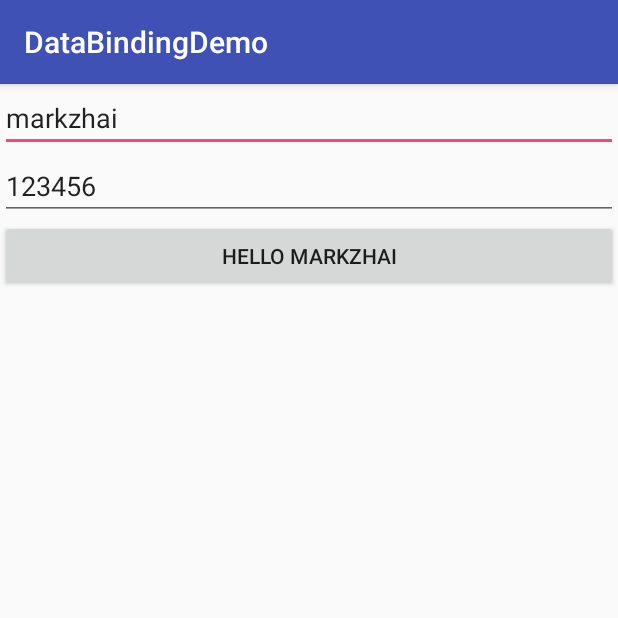
After one commit to qichanna/DataBindingDemo, an Android app: the TwoWayActivity screen opened directly, with no data from a screen before it, on a phone screen of 412 x 824 dp, the top half of it. The commit adds this screen. Run offline under Robolectric (Android 15) with nearby library versions, the phone set to English and light mode, and no system bars; our stand-ins replace data binding.

Commit message:
双向绑定加入

```diff
--- a/app/src/main/AndroidManifest.xml
+++ b/app/src/main/AndroidManifest.xml
@@ -16,7 +16,8 @@
                 <category android:name="android.intent.category.LAUNCHER" />
             </intent-filter>
         </activity>
-        <activity android:name=".ExpressionActivity"></activity>
+        <activity android:name=".ExpressionActivity" />
+        <activity android:name=".TwoWayActivity"></activity>
     </application>
 
 </manifest>
--- /dev/null
+++ b/app/src/main/java/com/liqi/databindingdemo/FormModel.java
@@ -0,0 +1,39 @@
+package com.liqi.databindingdemo;
+
+import android.databinding.BaseObservable;
+import android.databinding.Bindable;
+
+/**
+ * Created by liqi on 2017/4/29.
+ */
+
+public class FormModel extends BaseObservable {
+
+    private String mName;
+    private String mPassword;
+
+    public FormModel(String mName, String mPassword) {
+        this.mName = mName;
+        this.mPassword = mPassword;
+    }
+
+    @Bindable
+    public String getName() {
+        return mName;
+    }
+
+    public void setName(String mName) {
+        this.mName = mName;
+        notifyPropertyChanged(BR.name);
+    }
+
+    @Bindable
+    public String getPassword() {
+        return mPassword;
+    }
+
+    public void setPassword(String mPassword) {
+        this.mPassword = mPassword;
+        notifyPropertyChanged(BR.password);
+    }
+}
--- a/app/src/main/java/com/liqi/databindingdemo/MainActivity.java
+++ b/app/src/main/java/com/liqi/databindingdemo/MainActivity.java
@@ -62,4 +62,9 @@ public class MainActivity extends AppCompatActivity {
         Intent i = new Intent(this,ExpressionActivity.class);
         startActivity(i);
     }
+
+    public void intoTwoWay(View view){
+        Intent i = new Intent(this,TwoWayActivity.class);
+        startActivity(i);
+    }
 }
--- /dev/null
+++ b/app/src/main/java/com/liqi/databindingdemo/TwoWayActivity.java
@@ -0,0 +1,29 @@
+package com.liqi.databindingdemo;
+
+import android.databinding.DataBindingUtil;
+import android.databinding.Observable;
+import android.support.v7.app.AppCompatActivity;
+import android.os.Bundle;
+import android.widget.Toast;
+
+import com.liqi.databindingdemo.databinding.ActivityTwoWayBinding;
+
+public class TwoWayActivity extends AppCompatActivity {
+
+    ActivityTwoWayBinding mBinding;
+
+    @Override
+    protected void onCreate(Bundle savedInstanceState) {
+        super.onCreate(savedInstanceState);
+        mBinding = DataBindingUtil.setContentView(this,R.layout.activity_two_way);
+        FormModel model = new FormModel("markzhai","123456");
+        model.addOnPropertyChangedCallback(new Observable.OnPropertyChangedCallback() {
+            @Override
+            public void onPropertyChanged(Observable observable, int i) {
+                //i就是BR.XXX的int值
+                Toast.makeText(TwoWayActivity.this,String.valueOf(i),500).show();
+            }
+        });
+        mBinding.setModel(model);
+    }
+}
--- a/app/src/main/res/layout/activity_main.xml
+++ b/app/src/main/res/layout/activity_main.xml
@@ -14,6 +14,12 @@
     android:layout_width="match_parent"
     android:layout_height="match_parent"
     android:orientation="vertical">
+
+    <Button
+        android:layout_width="match_parent"
+        android:layout_height="wrap_content"
+        android:onClick="intoTwoWay"
+        android:text="TwoWayActivity"/>
 
     <Button
         android:layout_width="match_parent"
--- /dev/null
+++ b/app/src/main/res/layout/activity_two_way.xml
@@ -0,0 +1,32 @@
+<?xml version="1.0" encoding="utf-8"?>
+<layout xmlns:android="http://schemas.android.com/apk/res/android">
+    <data>
+        <variable
+            name="model"
+            type="com.liqi.databindingdemo.FormModel"/>
+    </data>
+
+    <LinearLayout
+        android:layout_width="match_parent"
+        android:layout_height="match_parent"
+        android:orientation="vertical">
+
+        <EditText
+            android:layout_width="match_parent"
+            android:layout_height="wrap_content"
+            android:inputType="textNoSuggestions"
+            android:text="@={model.name}"/>
+
+        <EditText
+            android:layout_width="match_parent"
+            android:layout_height="wrap_content"
+            android:inputType="textNoSuggestions"
+            android:text="@={model.password}"/>
+
+        <Button
+            android:layout_width="match_parent"
+            android:layout_height="wrap_content"
+            android:text="@{@string/welcome(model.name)}"/>
+
+    </LinearLayout>
+</layout>
--- a/app/src/main/res/values/strings.xml
+++ b/app/src/main/res/values/strings.xml
@@ -1,3 +1,4 @@
 <resources>
     <string name="app_name">DataBindingDemo</string>
+    <string name="welcome">Hello %s</string>
 </resources>
```
Also changed, not shown: app/src/main/java/com/liqi/databindingdemo/DemoBindingAdapter.java (+9 -1 lines).
